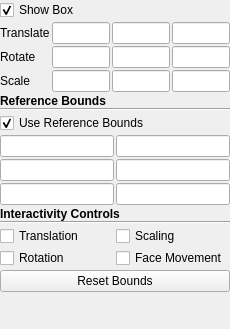
First picture: the form in Qt/ApplicationComponents/Resources/UI/pqBoxPropertyWidget.ui, repository Kitware/ParaView, before the edit.
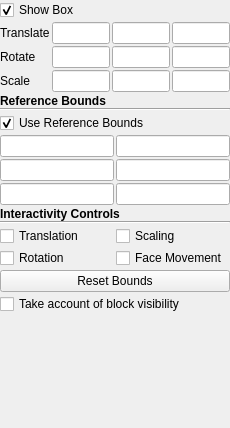
Second picture: the form after the edit. Custom widgets are drawn as their Qt base class.

Commit message:
Allow the box widget to fit to visible data only
The box widget (used for example in the "Clip" filter) now has the option to reset its bounds to the bounding box
of the visible data only. You can set this option with a checkbox in the property panel.

The edit to the form file:
```diff
--- a/Qt/ApplicationComponents/Resources/UI/pqBoxPropertyWidget.ui
+++ b/Qt/ApplicationComponents/Resources/UI/pqBoxPropertyWidget.ui
@@ -7,7 +7,7 @@
     <x>0</x>
     <y>0</y>
     <width>230</width>
-    <height>329</height>
+    <height>428</height>
    </rect>
   </property>
   <property name="windowTitle">
@@ -264,6 +264,13 @@
      </property>
     </widget>
    </item>
+   <item>
+    <widget class="QCheckBox" name="visibleBoundsOnly">
+     <property name="text">
+      <string>Take account of block visibility</string>
+     </property>
+    </widget>
+   </item>
    <item>
     <spacer name="verticalSpacer">
      <property name="orientation">
```
The commit also changes 10 other files.
